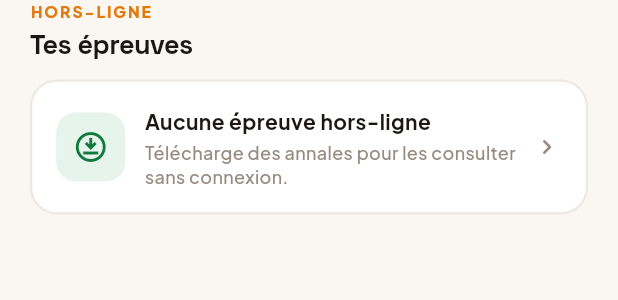
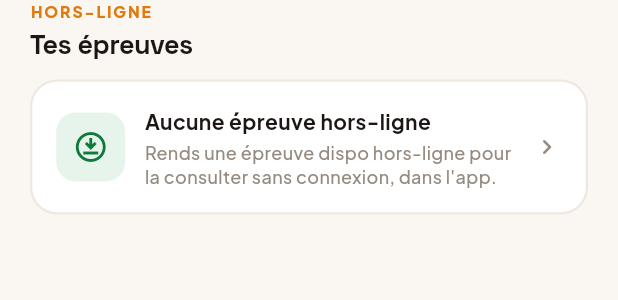
Before and after one commit to ludagg/onbuch-v2, a Flutter app: the _SavedSection widget shown alone on an empty page, opened directly, on a phone screen of 412 x 824 dp. Shown: the top 300 px of the screen. Run offline on Flutter 3.47's test engine with Material 3 defaults, Android fonts, the phone set to English and light mode, and no system bars; our stand-ins replace appwrite, camera, chewie, file_picker, firebase_core, firebase_messaging and 15 more; missing offline and left inert: gpt_markdown, syncfusion_flutter_pdfviewer; accounts and stored records are empty; network calls fail.

Commit message:
Accueil : section « épreuves hors-ligne » branchée sur le store réel
La section affiche désormais les vraies épreuves rendues dispo hors-ligne
(carrousel), ou un état vide explicite sinon. Tap → fiche ; appui long →
actions ; « Tout voir » → page Hors-ligne.

Co-Authored-By: Claude Opus 4.8 (1M context) <noreply@anthropic.com>
Claude-Session: https://claude.ai/code/session_01SyEdjYbgCw9yPqHpuvtDDx

```diff
--- a/lib/screens/home/home_screen.dart
+++ b/lib/screens/home/home_screen.dart
@@ -7,11 +7,14 @@ import '../../widgets/ob_widgets.dart';
 import '../../widgets/leo_mascot.dart';
 import '../../services/auth_service.dart';
 import '../../services/database_service.dart';
+import '../../services/annale_store.dart';
+import '../../widgets/annale_actions.dart';
 import '../../utils/launch.dart';
 import '../../models/article.dart';
 import '../../models/exam.dart';
 import '../../models/affiche.dart';
 import '../../models/social_link.dart';
+import '../../models/annale.dart';
 
 class HomeScreen extends StatelessWidget {
   const HomeScreen({super.key});
@@ -667,17 +670,42 @@ class _Shortcuts extends StatelessWidget {
 }
 
 // ─── Saved papers (hors-ligne) ────────────────────────────────────────────────
-class _SavedSection extends StatelessWidget {
+class _SavedSection extends StatefulWidget {
   const _SavedSection();
 
   @override
+  State<_SavedSection> createState() => _SavedSectionState();
+}
+
+class _SavedSectionState extends State<_SavedSection> {
+  List<Annale> _items = const [];
+  bool _loaded = false;
+
+  @override
+  void initState() {
+    super.initState();
+    _load();
+  }
+
+  Future<void> _load() async {
+    final items = await AnnaleStore.instance.offline();
+    if (mounted) setState(() { _items = items; _loaded = true; });
+  }
+
+  @override
   Widget build(BuildContext context) {
+    final has = _items.isNotEmpty;
     return Column(crossAxisAlignment: CrossAxisAlignment.start, children: [
       Padding(
         padding: const EdgeInsets.symmetric(horizontal: 20),
-        child: SecHead(eyebrow: 'Hors-ligne', title: 'Tes épreuves', action: null),
+        child: GestureDetector(
+          behavior: HitTestBehavior.opaque,
+          onTap: has ? () async { await context.push('/annales/offline'); _load(); } : null,
+          child: SecHead(eyebrow: 'Hors-ligne', title: 'Tes épreuves', action: has ? 'Tout voir' : null),
+        ),
       ),
       const SizedBox(height: 14),
+      if (!has)
         Padding(
           padding: const EdgeInsets.symmetric(horizontal: 20),
           child: GestureDetector(
@@ -698,9 +726,9 @@ class _SavedSection extends StatelessWidget {
                 ),
                 const SizedBox(width: 13),
                 Expanded(child: Column(crossAxisAlignment: CrossAxisAlignment.start, children: [
-                Text('Aucune épreuve hors-ligne', style: body(14, weight: FontWeight.w700)),
+                  Text(_loaded ? 'Aucune épreuve hors-ligne' : 'Tes épreuves hors-ligne', style: body(14, weight: FontWeight.w700)),
                   const SizedBox(height: 3),
-                Text('Télécharge des annales pour les consulter sans connexion.',
+                  Text('Rends une épreuve dispo hors-ligne pour la consulter sans connexion, dans l\'app.',
                       style: body(12, color: OC.muted, weight: FontWeight.w500).copyWith(height: 1.35)),
                 ])),
                 const SizedBox(width: 8),
@@ -708,8 +736,43 @@ class _SavedSection extends StatelessWidget {
               ]),
             ),
           ),
+        )
+      else
+        SizedBox(
+          height: 128,
+          child: ListView.separated(
+            scrollDirection: Axis.horizontal,
+            padding: const EdgeInsets.symmetric(horizontal: 20),
+            itemCount: _items.length,
+            separatorBuilder: (_, __) => const SizedBox(width: 11),
+            itemBuilder: (_, i) => _offlineCard(_items[i]),
+          ),
         ),
     ]);
+  }
+
+  Widget _offlineCard(Annale a) {
+    return GestureDetector(
+      onTap: () async { await context.push('/annales/detail', extra: a); _load(); },
+      onLongPress: () => showAnnaleActions(context, a, onChanged: _load),
+      child: Container(
+        width: 168,
+        padding: const EdgeInsets.all(12),
+        decoration: BoxDecoration(color: OC.paper, borderRadius: BorderRadius.circular(16), border: Border.all(color: OC.line, width: 1.5)),
+        child: Column(crossAxisAlignment: CrossAxisAlignment.start, children: [
+          Row(children: [
+            SubjLogo(a.subject, size: 34),
+            const Spacer(),
+            Icon(Icons.download_done_rounded, size: 17, color: OC.waInk),
+          ]),
+          const SizedBox(height: 10),
+          Text(a.title, maxLines: 2, overflow: TextOverflow.ellipsis, style: body(13, weight: FontWeight.w700).copyWith(height: 1.2)),
+          const Spacer(),
+          Text([a.subject, if (a.year.isNotEmpty) a.year].join(' · '),
+              maxLines: 1, overflow: TextOverflow.ellipsis, style: body(11, color: OC.muted, weight: FontWeight.w600)),
+        ]),
+      ),
+    );
   }
 }
 
```
Lines whose indentation alone changed are shown as unchanged.
